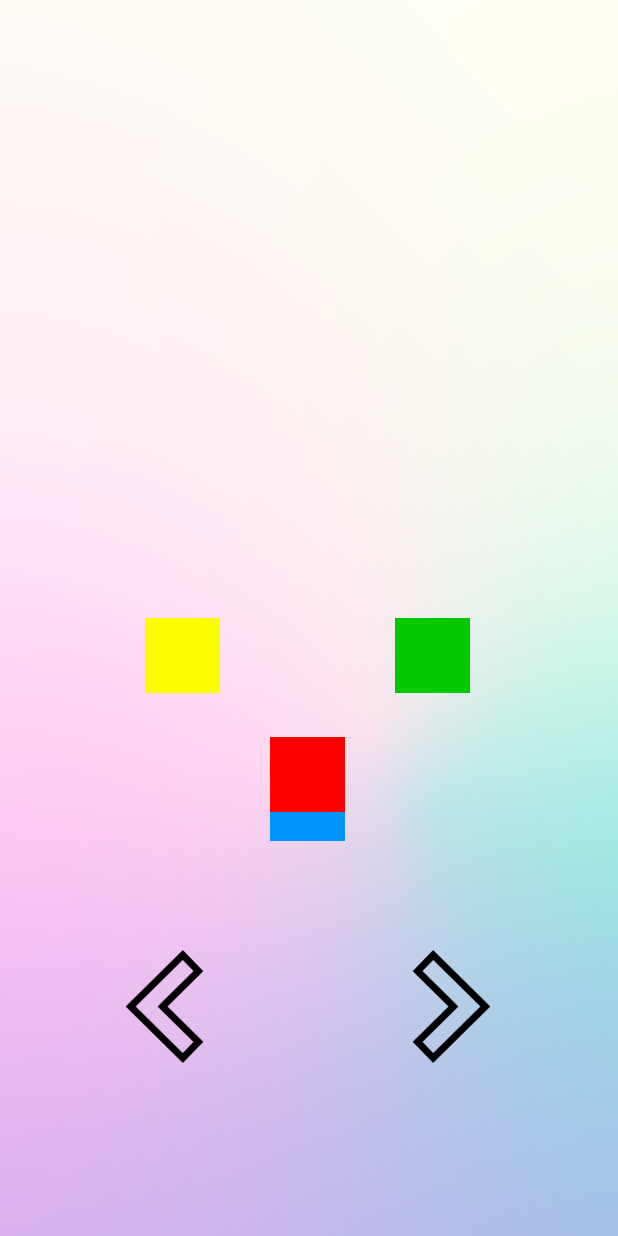
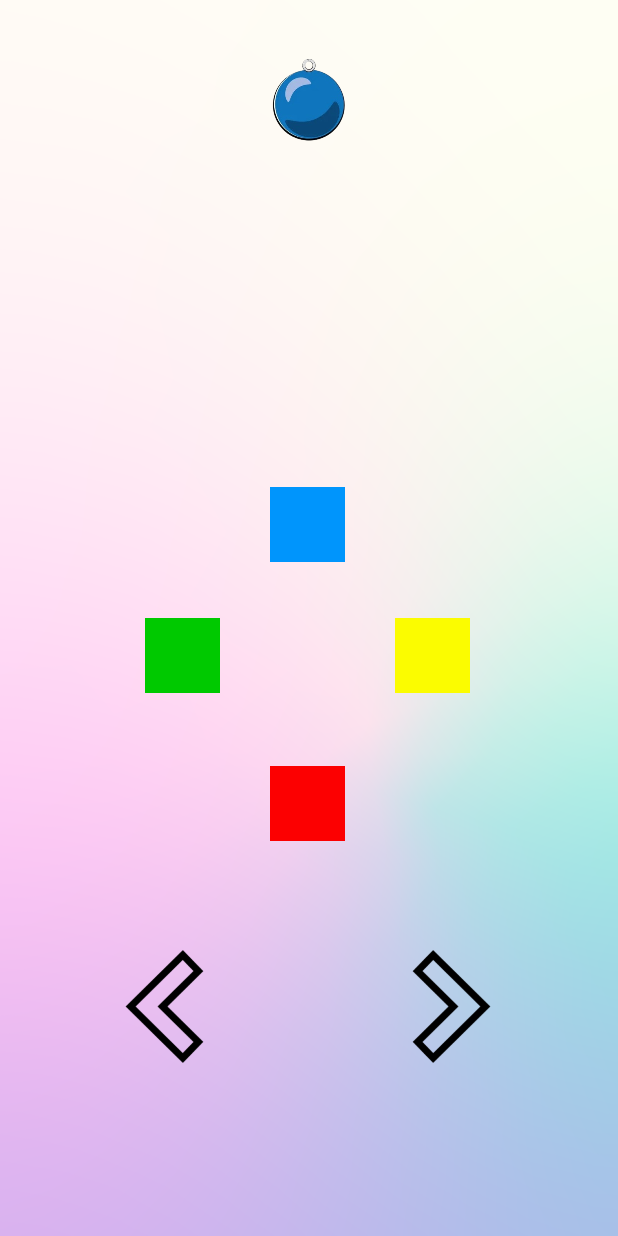
Before and after one commit to SySagar/ColorRush, an Android app: the screen it shows after launch (MainActivity), after a tap on an icon or button, on a phone screen of 412 x 824 dp. Run offline under Robolectric (Android 15) with nearby library versions, the phone set to English and light mode, and no system bars.

Commit message:
added rotation effect

```diff
--- a/app/src/main/java/com/example/colorrush/MainActivity.kt
+++ b/app/src/main/java/com/example/colorrush/MainActivity.kt
@@ -1,17 +1,24 @@
 package com.example.colorrush
 
-import android.animation.ValueAnimator
+import android.R.anim
+import android.graphics.Point
 import android.os.Bundle
+import android.os.Handler
+import android.util.Log
 import android.view.View
+import android.view.animation.AccelerateInterpolator
 import android.view.animation.Animation
 import android.view.animation.AnimationUtils
 import android.widget.ImageView
 import androidx.appcompat.app.AppCompatActivity
+import kotlin.properties.Delegates
 
 
 class MainActivity : AppCompatActivity() {
     val location = IntArray(2)
-    var counter : Int =-1
+    var counter : Int =3
+    var ball_code by Delegates.notNull<Int>()
+    var bat_code by Delegates.notNull<Int>()
     override fun onCreate(savedInstanceState: Bundle?) {
         super.onCreate(savedInstanceState)
         setContentView(R.layout.activity_main)
@@ -20,6 +27,16 @@ class MainActivity : AppCompatActivity() {
         val blueBox=findViewById<ImageView>(R.id.blueBox)
         val greenBox=findViewById<ImageView>(R.id.greenBox)
         val yellowBox=findViewById<ImageView>(R.id.yellowBox)
+
+        val rnds = (1..4).random()
+
+        if(rnds==1){ball_code=1;}
+        else
+        if(rnds==2){ball_code=2;}
+        else
+        if(rnds==3){ball_code=3;}
+        else
+        if(rnds==4){ball_code=4;}
 
 
     }
@@ -44,15 +61,14 @@ class MainActivity : AppCompatActivity() {
         if (counter%4==0)
         {}
 
-//        redBox.animate().translationX(-185f).translationY(85f)
 
+    }
 
-
-//        redBox.getLocationOnScreen(location)
-//        Log.d("hel",""+location[0]+" "+location[1])
-//        redBox.x = (location[0]-290).toFloat();
-//        redBox.y = (location[1]+105).toFloat();
-
+    fun View.getLocationOnScreen(view: View): Point
+    {
+        val location = IntArray(2)
+        view.getLocationOnScreen(location)
+        return Point(location[0],location[1])
     }
 
     fun rightRotate(view : View)
@@ -65,84 +81,152 @@ class MainActivity : AppCompatActivity() {
 
 
 
-//            val animation_ur : Animation =AnimationUtils.loadAnimation(getApplicationContext(), R.anim.right_rotate_ur);
-//            redBox.startAnimation(animation_ur);
-//            val animation_rd : Animation =AnimationUtils.loadAnimation(getApplicationContext(), R.anim.right_rotate_rd);
-//            greenBox.startAnimation(animation_rd);
-//            val animation_dl : Animation =AnimationUtils.loadAnimation(getApplicationContext(), R.anim.right_rotate_dl);
-//            blueBox.startAnimation(animation_dl);
-//            val animation_lu : Animation =AnimationUtils.loadAnimation(getApplicationContext(), R.anim.right_rotate_lu);
-//            yellowBox.startAnimation(animation_lu);
+        if(counter%4==0) {
+            val animation_ur: Animation =
+                AnimationUtils.loadAnimation(getApplicationContext(), R.anim.right_rotate_ur);
+            redBox.startAnimation(animation_ur);
+            val animation_rd: Animation =
+                AnimationUtils.loadAnimation(getApplicationContext(), R.anim.right_rotate_rd);
+            greenBox.startAnimation(animation_rd);
+            val animation_dl: Animation =
+                AnimationUtils.loadAnimation(getApplicationContext(), R.anim.right_rotate_dl);
+            blueBox.startAnimation(animation_dl);
+            val animation_lu: Animation =
+                AnimationUtils.loadAnimation(getApplicationContext(), R.anim.right_rotate_lu);
+            yellowBox.startAnimation(animation_lu);
+
+            Handler().postDelayed(Runnable {
+                greenBox.setImageResource(R.drawable.red);
+                blueBox.setImageResource(R.drawable.green);
+                yellowBox.setImageResource(R.drawable.blue);
+                redBox.setImageResource(R.drawable.yellow);
+                   Log.d("msge","end")
+            }, animation_ur.getDuration())
 
 
 
-            val animator = ValueAnimator.ofFloat(0f, 1f) // values from 0 to 1
-            animator.duration = 2000 // 5 seconds duration from 0 to 1
-            animator.addUpdateListener { animation ->
-                val value = (animation.animatedValue as Float)
-                    .toFloat()
-                // Set translation of your view here. Position can be calculated
-                // out of value. This code should move the view in a half circle.
-                redBox.setTranslationX((250.0 * Math.sin(value * Math.PI)).toFloat())
-                redBox.setTranslationY((-250.0 * Math.cos(value * Math.PI)).toFloat())
+            bat_code=1;
 
-            }
+            //redBox.animate().translationX(200f).translationY(200f)
+//            animation_ur.setFillAfter(true)
+//
+//            animation_ur.setInterpolator(AccelerateInterpolator())
+//
+//            animation_ur.setFillAfter(true)
+//            Handler().postDelayed(Runnable {
+//                redBox.x = 922f
+//                redBox.y = 1302f
+//                   Log.d("msge","end")
+//            }, animation_ur.getDuration())
+//
+//
+//            animation_rd.setInterpolator(AccelerateInterpolator())
+//
+//            animation_rd.setFillAfter(true)
+//            Handler().postDelayed(Runnable {
+//                greenBox.x = 622f
+//                greenBox.y = 1611f
+//                Log.d("msge","end")
+//            }, animation_rd.getDuration())
+//
+//            animation_dl.setInterpolator(AccelerateInterpolator())
+//
+//            animation_dl.setFillAfter(true)
+//            Handler().postDelayed(Runnable {
+//                blueBox.x = 338f
+//                blueBox.y = 1302f
+//                Log.d("msge","end")
+//            }, animation_dl.getDuration())
+//
+//            animation_lu.setInterpolator(AccelerateInterpolator())
+//
+//            animation_lu.setFillAfter(true)
+//            Handler().postDelayed(Runnable {
+//                yellowBox.x = 608f
+//                yellowBox.y = 1002f
+//                Log.d("msge","end")
+//            }, animation_lu.getDuration())
+//
+//
 
-            animator.start()
+        }
 
 
+        else
+        if(counter%4==1)
+        {
+            val animation_ur : Animation =AnimationUtils.loadAnimation(getApplicationContext(), R.anim.right_rotate_ur);
+            yellowBox.startAnimation(animation_ur);
+            val animation_rd : Animation =AnimationUtils.loadAnimation(getApplicationContext(), R.anim.right_rotate_rd);
+            redBox.startAnimation(animation_rd);
+            val animation_dl : Animation =AnimationUtils.loadAnimation(getApplicationContext(), R.anim.right_rotate_dl);
+            greenBox.startAnimation(animation_dl);
+            val animation_lu : Animation =AnimationUtils.loadAnimation(getApplicationContext(), R.anim.right_rotate_lu);
+            blueBox.startAnimation(animation_lu);
 
-//        else
-//        if(counter%4==1)
-//        {
-//            val animation_ur : Animation =AnimationUtils.loadAnimation(getApplicationContext(), R.anim.right_rotate_ur);
-//            yellowBox.startAnimation(animation_ur);
-//            val animation_rd : Animation =AnimationUtils.loadAnimation(getApplicationContext(), R.anim.right_rotate_rd);
-//            redBox.startAnimation(animation_rd);
-//            val animation_dl : Animation =AnimationUtils.loadAnimation(getApplicationContext(), R.anim.right_rotate_dl);
-//            greenBox.startAnimation(animation_dl);
-//            val animation_lu : Animation =AnimationUtils.loadAnimation(getApplicationContext(), R.anim.right_rotate_lu);
-//            blueBox.startAnimation(animation_lu);
-//
-//
-//        }
-//        else
-//        if(counter%4==2)
-//        {
-//            val animation_ur : Animation =AnimationUtils.loadAnimation(getApplicationContext(), R.anim.right_rotate_ur);
-//            blueBox.startAnimation(animation_ur);
-//            val animation_rd : Animation =AnimationUtils.loadAnimation(getApplicationContext(), R.anim.right_rotate_rd);
-//            yellowBox.startAnimation(animation_rd);
-//            val animation_dl : Animation =AnimationUtils.loadAnimation(getApplicationContext(), R.anim.right_rotate_dl);
-//            redBox.startAnimation(animation_dl);
-//            val animation_lu : Animation =AnimationUtils.loadAnimation(getApplicationContext(), R.anim.right_rotate_lu);
-//            greenBox.startAnimation(animation_lu);
-//
-//
-//        }
-//        else
-//        if(counter%4==3)
-//        {
-//            val animation_ur : Animation =AnimationUtils.loadAnimation(getApplicationContext(), R.anim.right_rotate_ur);
-//            greenBox.startAnimation(animation_ur);
-//            val animation_rd : Animation =AnimationUtils.loadAnimation(getApplicationContext(), R.anim.right_rotate_rd);
-//            blueBox.startAnimation(animation_rd);
-//            val animation_dl : Animation =AnimationUtils.loadAnimation(getApplicationContext(), R.anim.right_rotate_dl);
-//            yellowBox.startAnimation(animation_dl);
-//            val animation_lu : Animation =AnimationUtils.loadAnimation(getApplicationContext(), R.anim.right_rotate_lu);
-//            redBox.startAnimation(animation_lu);
-//
-//
-//        }
+            bat_code=2
 
-//        val animation_ur : Animation =AnimationUtils.loadAnimation(getApplicationContext(), R.anim.right_rotate_ur);
-//        redBox.startAnimation(animation_ur);
-//        val animation_rd : Animation =AnimationUtils.loadAnimation(getApplicationContext(), R.anim.right_rotate_rd);
-//        greenBox.startAnimation(animation_rd);
-//        val animation_dl : Animation =AnimationUtils.loadAnimation(getApplicationContext(), R.anim.right_rotate_dl);
-//        blueBox.startAnimation(animation_dl);
-//        val animation_lu : Animation =AnimationUtils.loadAnimation(getApplicationContext(), R.anim.right_rotate_lu);
-//        yellowBox.startAnimation(animation_lu);
+            Handler().postDelayed(Runnable {
+                greenBox.setImageResource(R.drawable.yellow);
+                blueBox.setImageResource(R.drawable.red);
+                yellowBox.setImageResource(R.drawable.green);
+                redBox.setImageResource(R.drawable.blue);
+                Log.d("msge","end")
+            }, animation_ur.getDuration())
+        }
+        else
+        if(counter%4==2)
+        {
+            val animation_ur : Animation =AnimationUtils.loadAnimation(getApplicationContext(), R.anim.right_rotate_ur);
+            blueBox.startAnimation(animation_ur);
+            val animation_rd : Animation =AnimationUtils.loadAnimation(getApplicationContext(), R.anim.right_rotate_rd);
+            yellowBox.startAnimation(animation_rd);
+            val animation_dl : Animation =AnimationUtils.loadAnimation(getApplicationContext(), R.anim.right_rotate_dl);
+            redBox.startAnimation(animation_dl);
+            val animation_lu : Animation =AnimationUtils.loadAnimation(getApplicationContext(), R.anim.right_rotate_lu);
+            greenBox.startAnimation(animation_lu);
+
+            bat_code=3
+
+            Handler().postDelayed(Runnable {
+                greenBox.setImageResource(R.drawable.blue);
+                blueBox.setImageResource(R.drawable.yellow);
+                yellowBox.setImageResource(R.drawable.red);
+                redBox.setImageResource(R.drawable.green);
+                Log.d("msge","end")
+            }, animation_ur.getDuration())
+        }
+        else
+        if(counter%4==3)
+        {
+            val animation_ur : Animation =AnimationUtils.loadAnimation(getApplicationContext(), R.anim.right_rotate_ur);
+            greenBox.startAnimation(animation_ur);
+            val animation_rd : Animation =AnimationUtils.loadAnimation(getApplicationContext(), R.anim.right_rotate_rd);
+            blueBox.startAnimation(animation_rd);
+            val animation_dl : Animation =AnimationUtils.loadAnimation(getApplicationContext(), R.anim.right_rotate_dl);
+            yellowBox.startAnimation(animation_dl);
+            val animation_lu : Animation =AnimationUtils.loadAnimation(getApplicationContext(), R.anim.right_rotate_lu);
+            redBox.startAnimation(animation_lu);
+
+            bat_code=4
+
+            Handler().postDelayed(Runnable {
+                greenBox.setImageResource(R.drawable.green);
+                blueBox.setImageResource(R.drawable.blue);
+                yellowBox.setImageResource(R.drawable.yellow);
+                redBox.setImageResource(R.drawable.red);
+                Log.d("msge","end")
+            }, animation_ur.getDuration())
+        }
+
+        val animation_ur : Animation =AnimationUtils.loadAnimation(getApplicationContext(), R.anim.right_rotate_ur);
+        redBox.startAnimation(animation_ur);
+        val animation_rd : Animation =AnimationUtils.loadAnimation(getApplicationContext(), R.anim.right_rotate_rd);
+        greenBox.startAnimation(animation_rd);
+        val animation_dl : Animation =AnimationUtils.loadAnimation(getApplicationContext(), R.anim.right_rotate_dl);
+        blueBox.startAnimation(animation_dl);
+        val animation_lu : Animation =AnimationUtils.loadAnimation(getApplicationContext(), R.anim.right_rotate_lu);
+        yellowBox.startAnimation(animation_lu);
 
     }
 }
--- a/app/src/main/res/anim/left_rotate_dr.xml
+++ b/app/src/main/res/anim/left_rotate_dr.xml
@@ -2,7 +2,7 @@
 <set
     xmlns:android="http://schemas.android.com/apk/res/android">
     <rotate
-        android:duration="2000"
+        android:duration="900"
         android:fromDegrees="0"
         android:pivotX="50%"
         android:pivotY="50%"
@@ -15,6 +15,6 @@
 
         android:fromYDelta="0"
         android:toYDelta="-309"
-        android:duration="2000"/>
+        android:duration="900"/>
 
 </set>
--- a/app/src/main/res/anim/left_rotate_ld.xml
+++ b/app/src/main/res/anim/left_rotate_ld.xml
@@ -2,7 +2,7 @@
 <set
     xmlns:android="http://schemas.android.com/apk/res/android">
     <rotate
-        android:duration="2000"
+        android:duration="900"
         android:fromDegrees="0"
         android:pivotX="50%"
         android:pivotY="50%"
@@ -15,6 +15,6 @@
 
         android:fromYDelta="0"
         android:toYDelta="305"
-        android:duration="2000"/>
+        android:duration="900"/>
 
 </set>
--- a/app/src/main/res/anim/left_rotate_ru.xml
+++ b/app/src/main/res/anim/left_rotate_ru.xml
@@ -2,7 +2,7 @@
 <set
     xmlns:android="http://schemas.android.com/apk/res/android">
     <rotate
-        android:duration="2000"
+        android:duration="900"
         android:fromDegrees="0"
         android:pivotX="50%"
         android:pivotY="50%"
@@ -15,6 +15,6 @@
 
         android:fromYDelta="0"
         android:toYDelta="-309"
-        android:duration="2000"/>
+        android:duration="900"/>
 
 </set>
--- a/app/src/main/res/anim/left_rotate_ul.xml
+++ b/app/src/main/res/anim/left_rotate_ul.xml
@@ -2,7 +2,7 @@
 <set
     xmlns:android="http://schemas.android.com/apk/res/android">
     <rotate
-        android:duration="2000"
+        android:duration="900"
         android:fromDegrees="0"
         android:pivotX="50%"
         android:pivotY="50%"
@@ -15,6 +15,6 @@
 
         android:fromYDelta="0"
         android:toYDelta="275"
-        android:duration="2000"/>
+        android:duration="900"/>
 
 </set>
--- a/app/src/main/res/anim/right_rotate_dl.xml
+++ b/app/src/main/res/anim/right_rotate_dl.xml
@@ -2,7 +2,7 @@
 <set
     xmlns:android="http://schemas.android.com/apk/res/android">
     <rotate
-        android:duration="2000"
+        android:duration="900"
         android:fromDegrees="0"
         android:pivotX="50%"
         android:pivotY="50%"
@@ -15,6 +15,6 @@
 
         android:fromYDelta="0"
         android:toYDelta="-309"
-        android:duration="2000"/>
+        android:duration="900"/>
 
 </set>
--- a/app/src/main/res/anim/right_rotate_lu.xml
+++ b/app/src/main/res/anim/right_rotate_lu.xml
@@ -2,7 +2,7 @@
 <set
     xmlns:android="http://schemas.android.com/apk/res/android">
     <rotate
-        android:duration="2000"
+        android:duration="900"
         android:fromDegrees="0"
         android:pivotX="50%"
         android:pivotY="50%"
@@ -15,6 +15,6 @@
 
         android:fromYDelta="0"
         android:toYDelta="-309"
-        android:duration="2000"/>
+        android:duration="900"/>
 
 </set>
--- a/app/src/main/res/anim/right_rotate_rd.xml
+++ b/app/src/main/res/anim/right_rotate_rd.xml
@@ -2,7 +2,7 @@
 <set
     xmlns:android="http://schemas.android.com/apk/res/android">
     <rotate
-        android:duration="2000"
+        android:duration="900"
         android:fromDegrees="0"
         android:pivotX="50%"
         android:pivotY="50%"
@@ -15,6 +15,6 @@
 
         android:fromYDelta="0"
         android:toYDelta="305"
-        android:duration="2000"/>
+        android:duration="900"/>
 
 </set>
--- a/app/src/main/res/anim/right_rotate_ur.xml
+++ b/app/src/main/res/anim/right_rotate_ur.xml
@@ -2,7 +2,7 @@
 <set
     xmlns:android="http://schemas.android.com/apk/res/android">
     <rotate
-        android:duration="2000"
+        android:duration="900"
         android:fromDegrees="0"
         android:pivotX="50%"
         android:pivotY="50%"
@@ -15,6 +15,6 @@
 
         android:fromYDelta="0"
         android:toYDelta="275"
-        android:duration="2000"/>
+        android:duration="900"/>
 
 </set>
--- a/app/src/main/res/layout/activity_main.xml
+++ b/app/src/main/res/layout/activity_main.xml
@@ -26,10 +26,13 @@
         android:layout_marginStart="56dp"
         android:onClick="leftRotate"
         app:layout_constraintBottom_toTopOf="@+id/guideline4"
+        app:layout_constraintEnd_toStartOf="@+id/left_rotate"
+        app:layout_constraintHorizontal_bias="0.0"
         app:layout_constraintStart_toStartOf="@+id/guideline2"
         app:layout_constraintTop_toTopOf="@+id/guideline5"
         app:layout_constraintVertical_bias="0.861"
-        app:srcCompat="@drawable/left" />
+        app:srcCompat="@drawable/left"
+        tools:ignore="SpeakableTextPresentCheck" />
 
     <ImageView
         android:id="@+id/left_rotate"
@@ -39,9 +42,12 @@
         android:onClick="rightRotate"
         app:layout_constraintBottom_toTopOf="@+id/guideline4"
         app:layout_constraintEnd_toStartOf="@+id/guideline3"
+        app:layout_constraintHorizontal_bias="1.0"
+        app:layout_constraintStart_toStartOf="@+id/guideline2"
         app:layout_constraintTop_toTopOf="@+id/guideline5"
         app:layout_constraintVertical_bias="0.861"
-        app:srcCompat="@drawable/right" />
+        app:srcCompat="@drawable/right"
+        tools:ignore="SpeakableTextPresentCheck" />
 
     <androidx.constraintlayout.widget.Guideline
         android:id="@+id/guideline2"
@@ -119,4 +125,15 @@
         app:layout_constraintVertical_bias="0.531"
         app:srcCompat="@drawable/yellow" />
 
+    <ImageView
+        android:id="@+id/imageView2"
+        android:layout_width="60dp"
+        android:layout_height="60dp"
+        app:layout_constraintBottom_toTopOf="@+id/guideline4"
+        app:layout_constraintEnd_toStartOf="@+id/guideline3"
+        app:layout_constraintStart_toStartOf="@+id/guideline2"
+        app:layout_constraintTop_toTopOf="@+id/guideline5"
+        app:layout_constraintVertical_bias="0.023"
+        app:srcCompat="@drawable/blue_ball" />
+
 </androidx.constraintlayout.widget.ConstraintLayout>
```
Also changed, not shown: app/src/main/res/drawable/oval_button.xml (deleted, +0 -13 lines), app/src/main/res/drawable/blue_ball.png (added), app/src/main/res/drawable/green_ball.png (added), app/src/main/res/drawable/red_ball.png (added), app/src/main/res/drawable/yellow_ball.png (added), 5 other files.
